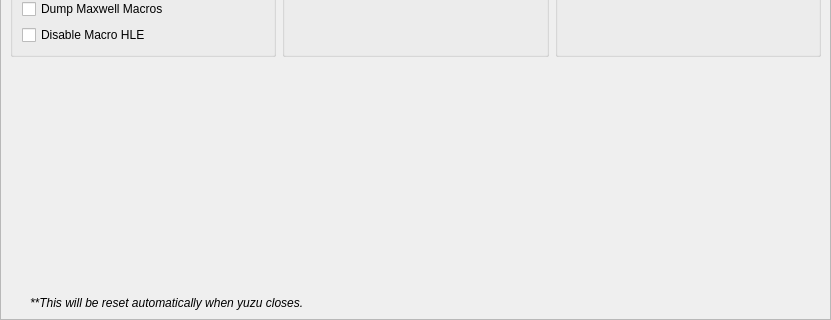
pflyly/citron-mirror, file src/citron/configuration/configure_debug.ui: the form before one commit; both pictures show x 0 to 831 and y 440 to 760 of the 831 by 760 pixel window.
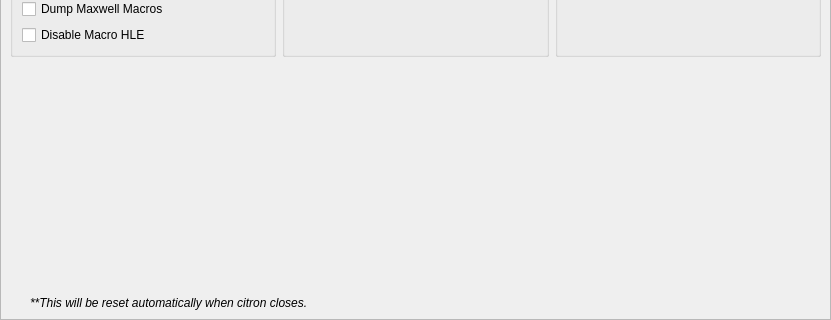
The form after the commit.

Commit message:
chore: update project references and add Citron copyright
- Replaced all references to the old project name with Citron.
- Added Citron copyright information alongside existing notices in all files.

```diff
--- a/src/citron/configuration/configure_debug.ui
+++ b/src/citron/configuration/configure_debug.ui
@@ -546,7 +546,7 @@
        </font>
       </property>
       <property name="text">
-       <string>**This will be reset automatically when yuzu closes.</string>
+       <string>**This will be reset automatically when citron closes.</string>
       </property>
       <property name="indent">
        <number>20</number>
```
Left out of the diff: 4 changed lines with no effect on the pictures. The commit also changes 2801 other files.
